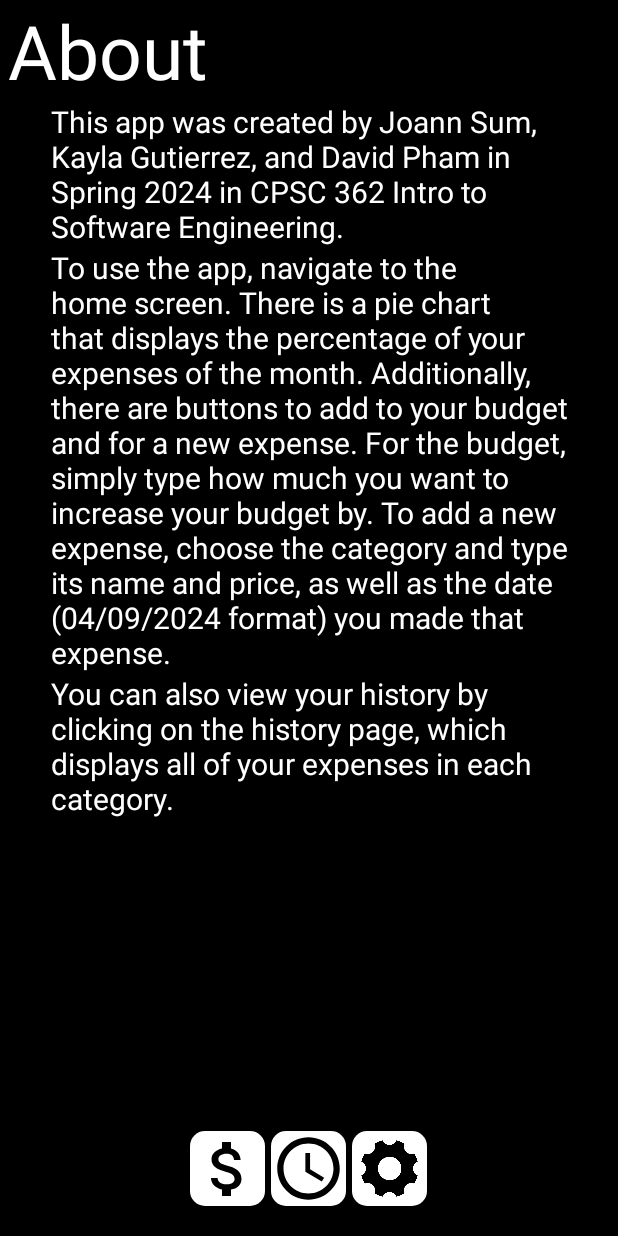
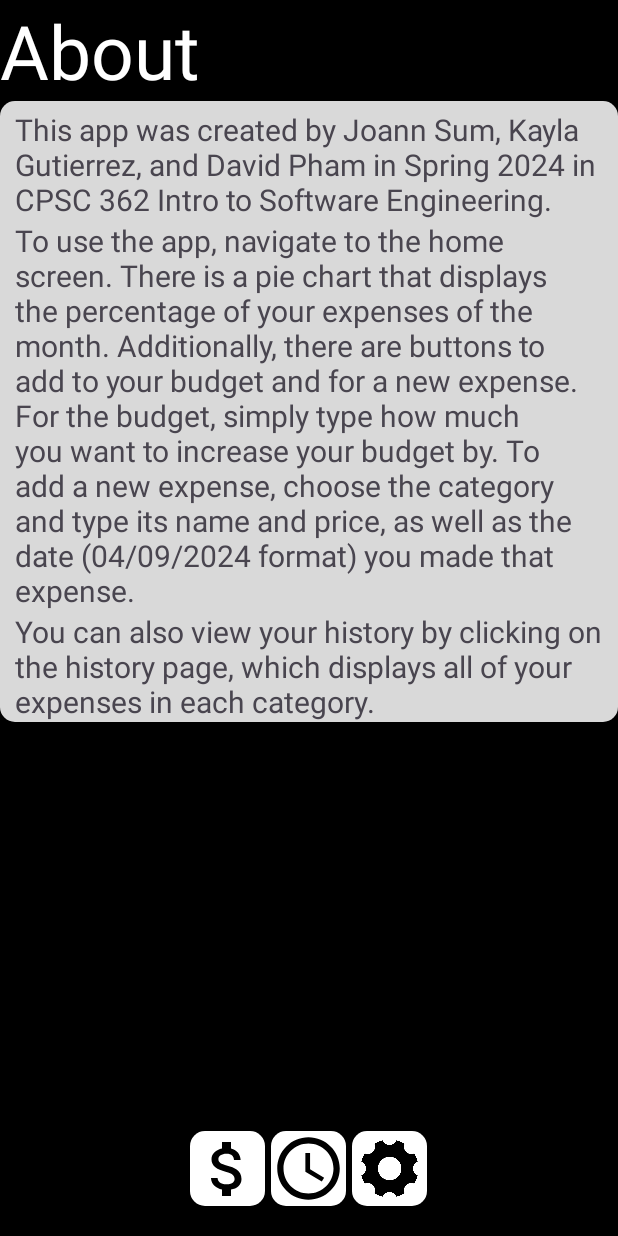
Before and after one commit to joannsum/budget-easy, an Android app built with Jetpack Compose: the MainActivity3 screen opened directly, with no data from a screen before it, on a phone screen of 412 x 824 dp. Run offline under Robolectric (Android 15) with nearby library versions, the light colour scheme and no system bars; our stand-ins replace navigation-ui.

Commit message:
more styling changes

```diff
--- a/app/src/main/res/layout/activity_main3.xml
+++ b/app/src/main/res/layout/activity_main3.xml
@@ -11,16 +11,18 @@
 
 
     <LinearLayout
+        android:id="@+id/main3Layout"
         android:layout_width="wrap_content"
         android:layout_height="wrap_content"
-        android:orientation="vertical">
+        android:orientation="vertical"
+
+        >
 
         <TextView
             android:id="@+id/title"
             android:layout_width="match_parent"
             android:layout_height="wrap_content"
             android:text="@string/about"
-            android:paddingLeft="5dp"
             android:textSize="50sp"
             android:visibility="visible"
             android:textColor="@color/white"
@@ -29,48 +31,39 @@
             app:layout_constraintHorizontal_bias="0.096"
             app:layout_constraintStart_toStartOf="parent"
             app:layout_constraintTop_toTopOf="parent"
-            app:layout_constraintVertical_bias="0.024" />
+            app:layout_constraintVertical_bias="0.024"
+            />
 
 
         <LinearLayout
-
-
-            android:layout_width="368dp"
-            android:layout_height="507dp"
-            android:layout_marginStart="24dp"
+            android:layout_width="match_parent"
+            android:layout_height="wrap_content"
             android:background="@drawable/cornerbutton"
-            android:orientation="vertical"
-            app:layout_constraintBottom_toBottomOf="parent"
-            app:layout_constraintStart_toStartOf="parent"
-            app:layout_constraintTop_toTopOf="parent"
-            app:layout_constraintVertical_bias="0.343">
+            android:orientation="vertical">
 
             <TextView
                 android:id="@+id/textView3"
+                android:layout_width="match_parent"
+                android:layout_height="wrap_content"
                 android:layout_marginHorizontal="10dp"
-                android:layout_width="wrap_content"
-                android:layout_height="wrap_content"
+                android:paddingTop="5dp"
                 android:text="This app was created by Joann Sum, Kayla Gutierrez, and David Pham in Spring 2024 in CPSC 362 Intro to Software Engineering."
+                android:textSize="20dp" />
 
-                android:textColor="@color/white"
-                android:textSize="20dp" />
             <TextView
                 android:id="@+id/textView4"
                 android:layout_width="wrap_content"
                 android:layout_height="wrap_content"
                 android:layout_marginHorizontal="10dp"
                 android:text="To use the app, navigate to the home screen. There is a pie chart that displays the percentage of your expenses of the month. Additionally, there are buttons to add to your budget and for a new expense. For the budget, simply type how much you want to increase your budget by. To add a new expense, choose the category and type its name and price, as well as the date (04/09/2024 format) you made that expense."
+                android:textSize="20dp" />
 
-                android:textColor="@color/white"
-                android:textSize="20dp" />
             <TextView
                 android:id="@+id/textView5"
                 android:layout_width="wrap_content"
                 android:layout_height="wrap_content"
                 android:layout_marginHorizontal="10dp"
                 android:text="You can also view your history by clicking on the history page, which displays all of your expenses in each category."
-
-                android:textColor="@color/white"
                 android:textSize="20dp" />
 
 
--- a/app/src/main/res/values/themes.xml
+++ b/app/src/main/res/values/themes.xml
@@ -5,9 +5,9 @@
         <!-- <item name="colorPrimary">@color/my_light_primary</item> -->
 <!--        <item name="android:background">@color/black</item>-->
 <!--        <item name="android:textColor">@color/white</item>-->
-        <item name="android:backgroundTint">@color/black</item>
-        <item name="colorControlActivated">@color/white</item>
-        <item name="android:textColorHint">@color/gray</item>
+<!--        <item name="android:backgroundTint">@color/black</item>-->
+<!--        <item name="colorControlActivated">@color/white</item>-->
+<!--        <item name="android:textColorHint">@color/gray</item>-->
     </style>
 
     <style name="dialog" parent="Theme.AppCompat.Light.Dialog">
```
Also changed, not shown: app/src/main/res/layout/activity_main.xml (+37 -12 lines), app/src/main/res/layout/activity_main2.xml (+1 -8 lines), app/src/main/res/layout/card_layout.xml (+4 -4 lines), app/src/main/res/layout/category_layout.xml (+37 -16 lines).
